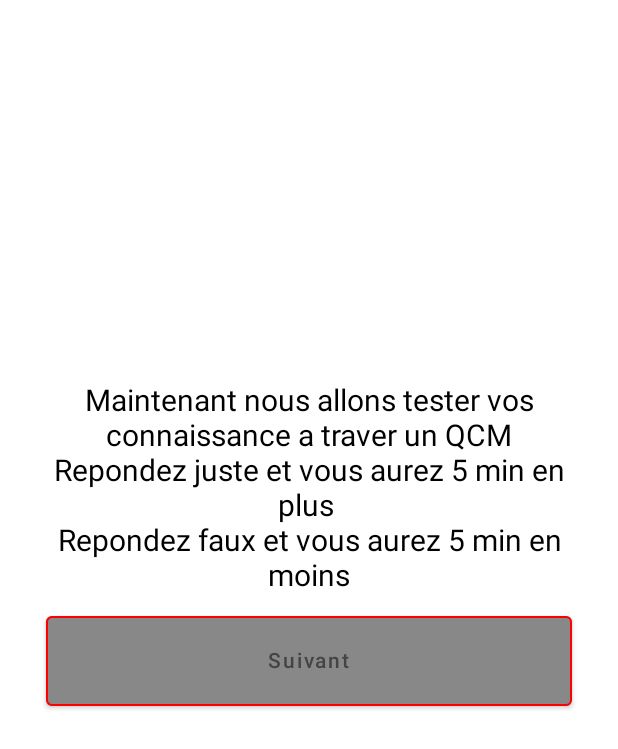
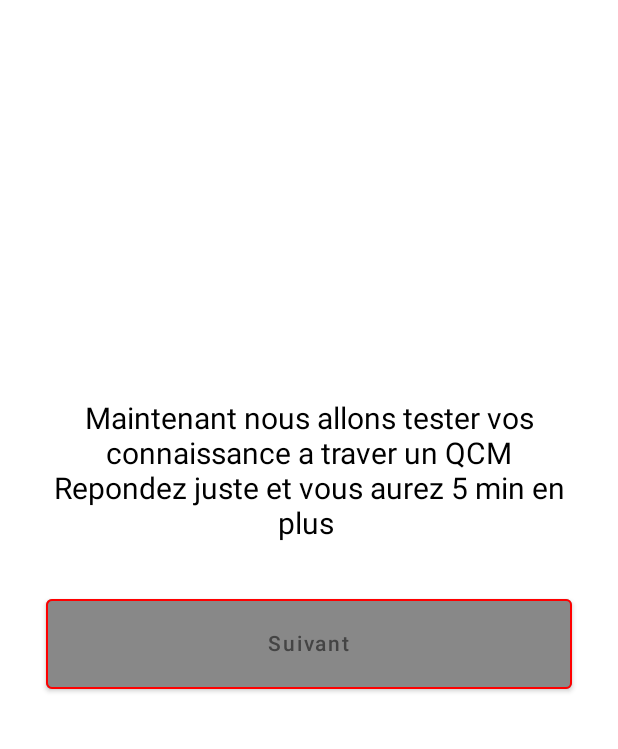
Before and after one commit to Scressenville/Escape-Game-Application, an Android app built with Jetpack Compose: the resultatA screen opened through its navigation route, on a phone screen of 412 x 824 dp. Shown: the top 749 px of the screen. Run offline under Robolectric (Android 15) with nearby library versions, the phone set to English and light mode, and no system bars.

Commit message:
petites modifications

```diff
--- a/androidApp/src/main/java/sae/escapegame/application/android/QCM/Resultat.kt
+++ b/androidApp/src/main/java/sae/escapegame/application/android/QCM/Resultat.kt
@@ -41,8 +41,7 @@ fun ResultatA(navController: NavController){
             ) {
                     Text(
                         "Maintenant nous allons tester vos connaissance a traver un QCM\n" +
-                                "Repondez juste et vous aurez 5 min en plus \n" +
-                                "Repondez faux et vous aurez 5 min en moins",
+                                "Repondez juste et vous aurez 5 min en plus \n",
                         textAlign = TextAlign.Center,
                         fontSize = 20.sp
                     )
--- a/androidApp/src/main/java/sae/escapegame/application/android/SQL/EcranSQL.kt
+++ b/androidApp/src/main/java/sae/escapegame/application/android/SQL/EcranSQL.kt
@@ -109,7 +109,7 @@ fun OnBoardingPager(
         )
 
         Text(text = "Nous voulons savoir  la note de Bob\n"+
-            "Quelle requette est correct ?",
+            "Quelle requette est correct ?\n"+"Aide des tables en haut!!",
             color = Color.White,
             textAlign = TextAlign.Center,
             fontSize = 20.sp,
--- a/androidApp/src/main/res/values/strings.xml
+++ b/androidApp/src/main/res/values/strings.xml
@@ -73,7 +73,7 @@
         <item>false</item>
     </string-array>
     <string-array name="qcmSQL1">
-        <item>Afin de sélectionner un élément dans une table on utilise</item>
+        <item>Afin de SELECTIONNER un élément dans une table on utilise</item>
         <item>A : Select</item>
         <item>B : Having</item>
         <item>C : Where</item>
```
